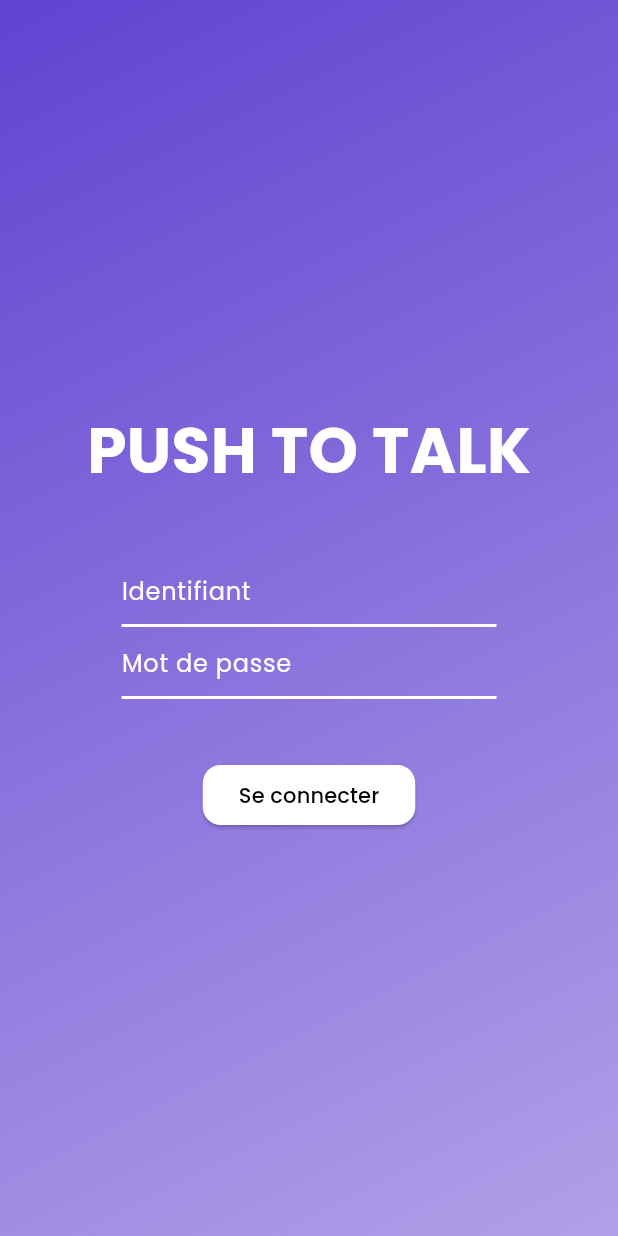
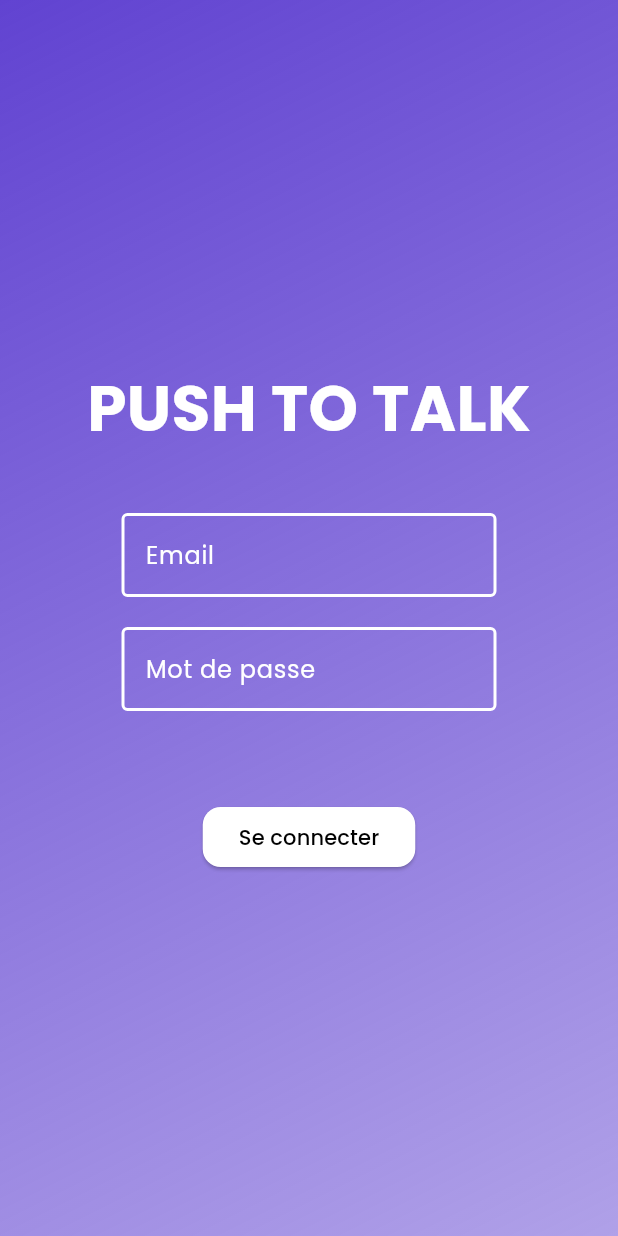
Before and after one commit to jvondermarck/alcatel-frontend, a Flutter app: the screen it shows after launch, on a phone screen of 412 x 824 dp. Run offline on Flutter 3.47's test engine with Material 2 defaults, Android fonts, the phone set to English and light mode, and no system bars.

Commit message:
refactor: :recycle: refactor code with CustomTextField and hide password field

```diff
--- /dev/null
+++ b/lib/components/custom_text_field.dart
@@ -0,0 +1,42 @@
+import 'package:flutter/material.dart';
+
+class CustomTextField extends StatefulWidget {
+  final String label;
+  final bool hidden;
+
+  const CustomTextField({super.key, required this.label, required this.hidden});
+
+  @override
+  State<CustomTextField> createState() => _CustomTextFieldState();
+}
+
+class _CustomTextFieldState extends State<CustomTextField> {
+  @override
+  Widget build(BuildContext context) {
+    return Column(
+      children: [
+        SizedBox(
+            width: 250,
+            child: TextField(
+                cursorColor: Colors.white,
+                cursorHeight: 20,
+                cursorWidth: 1,
+                obscureText: widget.hidden,
+                keyboardType: TextInputType.text,
+                style: const TextStyle(
+                    color: Colors.white, decoration: TextDecoration.none),
+                decoration: InputDecoration(
+                  labelText: widget.label,
+                  labelStyle: const TextStyle(color: Colors.white),
+                  focusedBorder: const OutlineInputBorder(
+                      borderSide: BorderSide(width: 2, color: Colors.white)),
+                  enabledBorder: const OutlineInputBorder(
+                      borderSide: BorderSide(width: 2, color: Colors.white)),
+                ))),
+        const SizedBox(
+          height: 20,
+        ),
+      ],
+    );
+  }
+}
--- a/lib/pages/home_page.dart
+++ b/lib/pages/home_page.dart
@@ -1,4 +1,5 @@
 import 'package:flutter/material.dart';
+import 'package:pushtotalk/components/custom_text_field.dart';
 import 'package:pushtotalk/utils/colors.dart';
 
 class HomePage extends StatefulWidget {
@@ -36,8 +37,8 @@ class _MyHomePageState extends State<HomePage> {
               const SizedBox(
                 height: 40,
               ),
-              loginTextField('Identifiant'),
-              loginTextField('Mot de passe'),
+              const CustomTextField(label: 'Email', hidden: false),
+              const CustomTextField(label: 'Mot de passe', hidden: true),
               const SizedBox(
                 height: 40,
               ),
@@ -56,25 +57,4 @@ class _MyHomePageState extends State<HomePage> {
       ),
     );
   }
-
-  SizedBox loginTextField(String hint) {
-    return SizedBox(
-        width: 250,
-        child: TextField(
-          cursorColor: Colors.white,
-          cursorHeight: 20,
-          cursorWidth: 1,
-          keyboardType: TextInputType.visiblePassword,
-          style: const TextStyle(
-              color: Colors.white, decoration: TextDecoration.none),
-          decoration: InputDecoration(
-              hintText: (hint),
-              hintStyle: const TextStyle(color: Colors.white),
-              focusedBorder: const UnderlineInputBorder(
-                  borderSide: BorderSide(
-                      width: 2, color: Color.fromARGB(255, 142, 138, 138))),
-              enabledBorder: const UnderlineInputBorder(
-                  borderSide: BorderSide(width: 2, color: Colors.white))),
-        ));
-  }
 }
```
